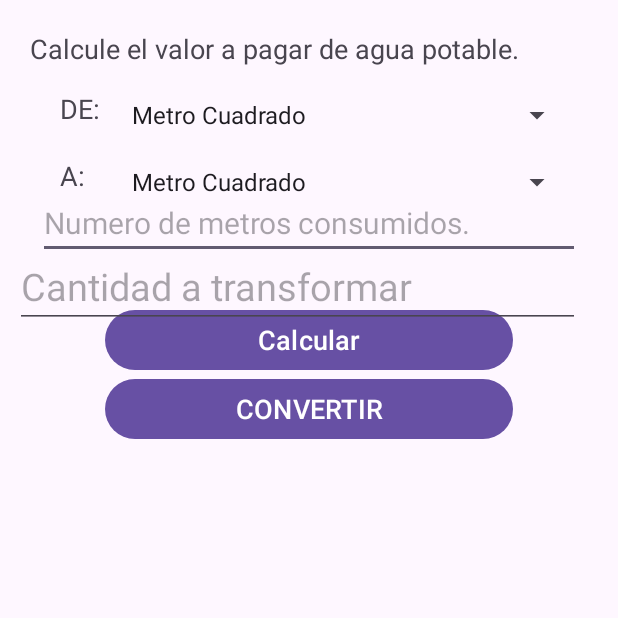
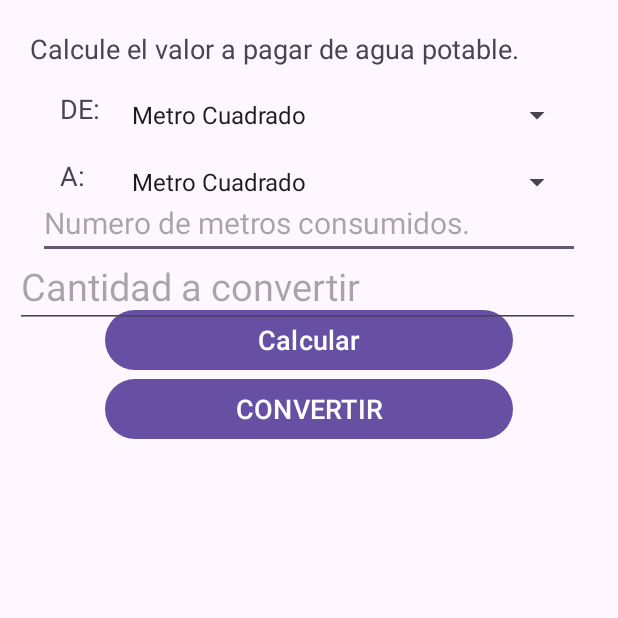
Before and after one commit to josueorellana/Programacion-II, an Android app: the screen it shows after launch (MainActivity), on a phone screen of 412 x 824 dp, the top half of it. Run offline under Robolectric (Android 15) with nearby library versions, the phone set to English and light mode, and no system bars.

Commit message:
guardar codigo

```diff
--- a/app/src/main/res/layout/activity_main.xml
+++ b/app/src/main/res/layout/activity_main.xml
@@ -125,7 +125,7 @@
                         android:id="@+id/txtConversorCantidad"
                         android:layout_below="@+id/spnConversorA"
                         android:layout_marginTop="30dp"
-                        android:hint="Cantidad a transformar"
+                        android:hint="Cantidad a convertir"
                         android:textSize="25dp"
                         android:layout_width="match_parent"
                         android:layout_height="wrap_content"
```
